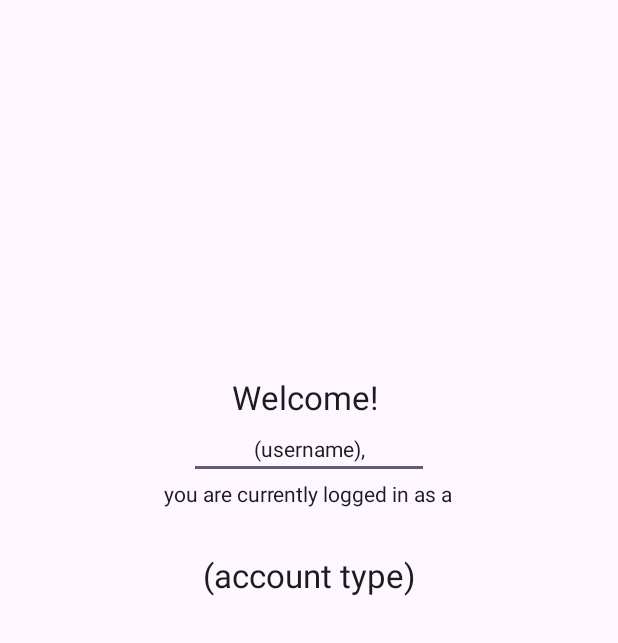
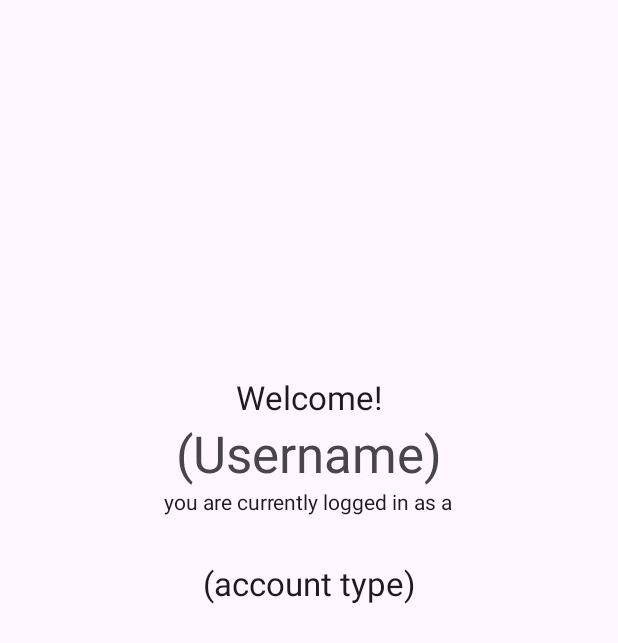
Before and after one commit to SEG2105BC-uOttawa/seg2105f23-project_grp_42, an Android app: the WelcomeScreen screen opened directly, with no data from a screen before it, on a phone screen of 412 x 824 dp. Shown: the top 643 px of the screen. Run offline under Robolectric (Android 15) with nearby library versions, the phone set to English and light mode, and no system bars; Roboto replaces fonts that are not available here.

Commit message:
Added Welcome Screen

```diff
--- a/app/src/main/res/layout/activity_welcome_screen.xml
+++ b/app/src/main/res/layout/activity_welcome_screen.xml
@@ -2,6 +2,7 @@
 <RelativeLayout xmlns:android="http://schemas.android.com/apk/res/android"
     xmlns:app="http://schemas.android.com/apk/res-auto"
     xmlns:tools="http://schemas.android.com/tools"
+    android:id="@+id/username"
     android:layout_width="match_parent"
     android:layout_height="match_parent"
     tools:context=".WelcomeScreen">
@@ -20,20 +21,16 @@
             android:layout_width="match_parent"
             android:layout_height="wrap_content"
             android:gravity="center"
-            android:text="Welcome! "
+            android:text="@string/welcome_message"
             android:textAppearance="@style/TextAppearance.AppCompat.Large" />
 
-        <EditText
-            android:id="@+id/username"
-            android:layout_width="wrap_content"
+        <TextView
+            android:id="@+id/showUsername"
+            android:layout_width="match_parent"
             android:layout_height="wrap_content"
-            android:layout_gravity="center"
-            android:layout_weight="0"
-            android:ems="10"
             android:gravity="center"
-            android:inputType="text"
-            android:text="(username),"
-            android:textAppearance="@style/TextAppearance.AppCompat.Body1" />
+            android:text="@string/username_hint"
+            android:textAppearance="@style/TextAppearance.AppCompat.Display1" />
 
         <TextView
             android:id="@+id/textView3"
@@ -54,7 +51,7 @@
             android:layout_height="wrap_content"
             android:layout_gravity="center"
             android:gravity="center"
-            android:text="(account type)"
+            android:text="@string/account_hint"
             android:textAppearance="@style/TextAppearance.AppCompat.Large" />
 
     </LinearLayout>
--- a/app/src/main/res/values/strings.xml
+++ b/app/src/main/res/values/strings.xml
@@ -7,4 +7,9 @@
     <string name="username_hint">(Username)</string>
     <string name="password_hint">(Password)</string>
     <string name="login_final">Login</string>
+    <string name="welcome_message">Welcome!</string>
+    <string name="account_hint">(account type)</string>
+    <string name="login_info">you are currently logged in as a</string>
+
+
 </resources>
```
